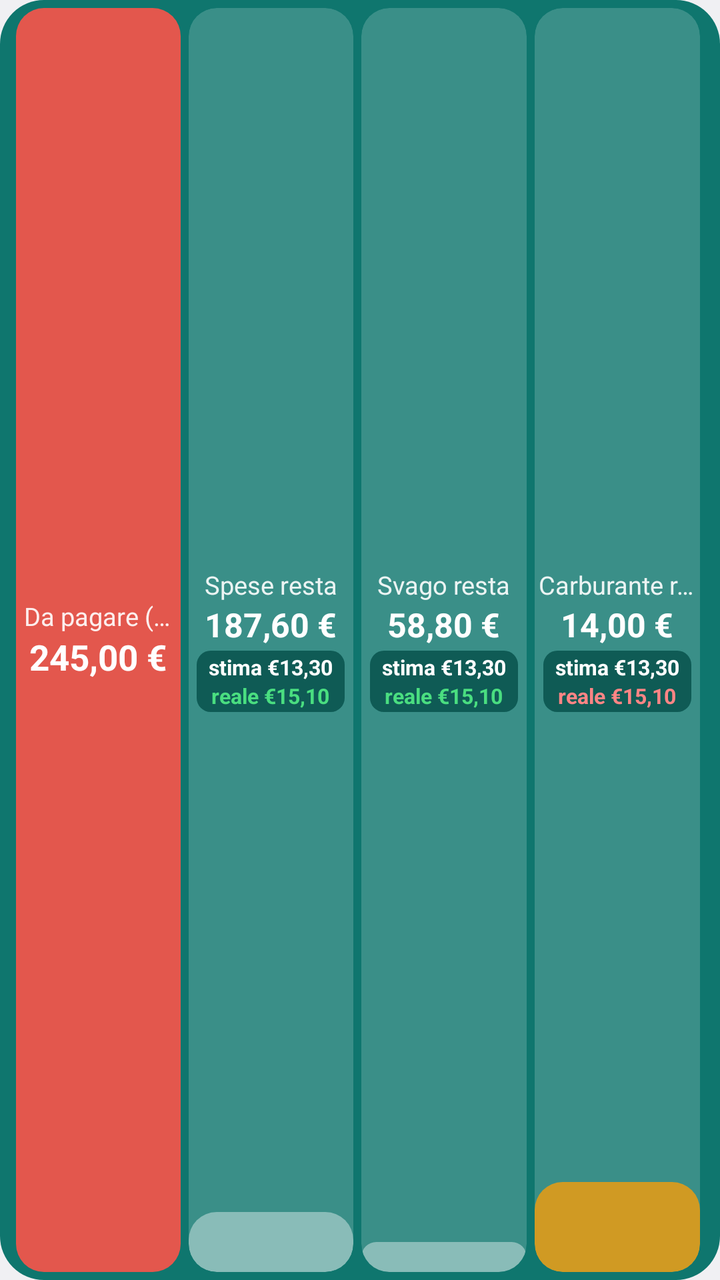
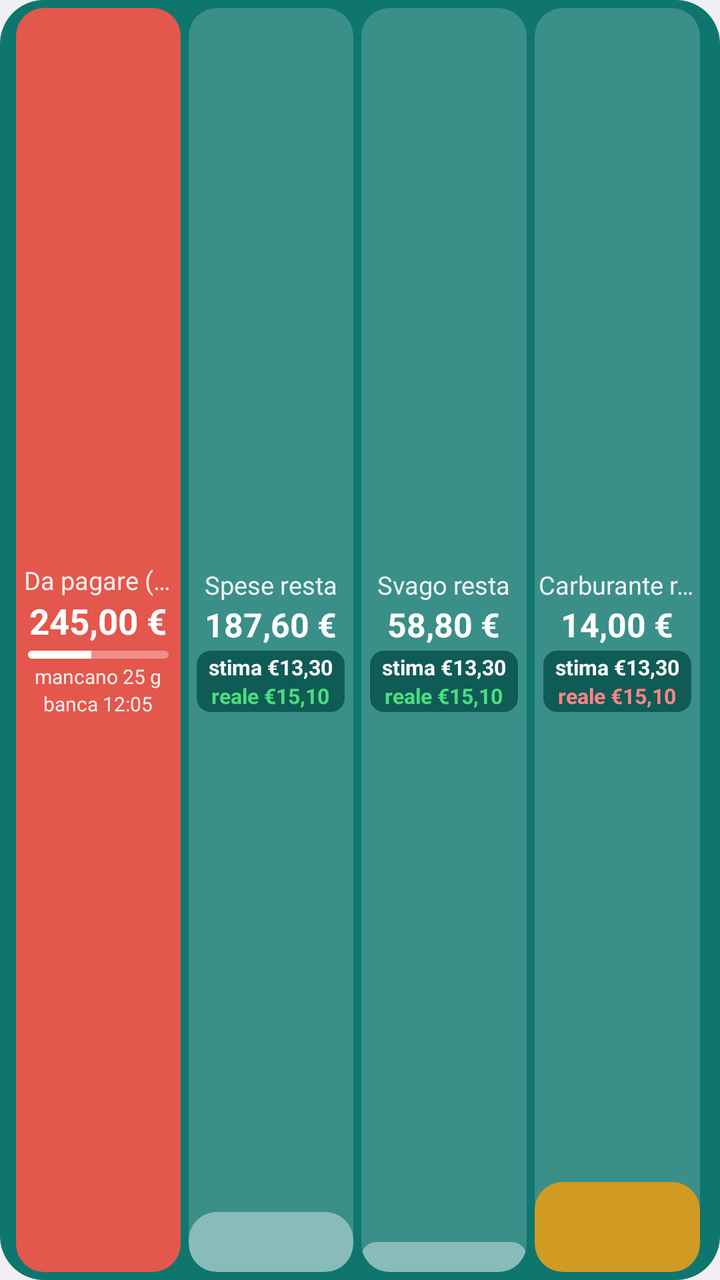

Two renders of the same Android screen: before a commit and after it. Below are the layout's source before the change and the commit's diff.
<!-- AndroidManifest.xml: application theme AppTheme -->
<!-- res/layout/widget_month3_preview.xml -->
<?xml version="1.0" encoding="utf-8"?>
<LinearLayout xmlns:android="http://schemas.android.com/apk/res/android"
    android:layout_width="match_parent"
    android:layout_height="match_parent"
    android:orientation="horizontal"
    android:gravity="center_vertical"
    android:paddingLeft="8dp"
    android:paddingRight="8dp"
    android:paddingTop="4dp"
    android:paddingBottom="4dp"
    android:background="@drawable/widget_bg">

    
    <LinearLayout
        android:layout_width="0dp"
        android:layout_height="match_parent"
        android:layout_weight="1"
        android:layout_marginRight="2dp"
        android:orientation="vertical">

        
        <LinearLayout
            android:layout_width="match_parent"
            android:layout_height="match_parent"
            android:orientation="vertical"
            android:gravity="center"
            android:paddingLeft="4dp"
            android:paddingRight="4dp"
            android:background="@drawable/widget_cell_due">
            <TextView
                android:layout_width="wrap_content"
                android:layout_height="wrap_content"
                android:text="Da pagare (3)"
                android:textColor="#E6FFFFFF"
                android:textSize="12.5sp"
                android:singleLine="true" />
            <TextView
                android:layout_width="wrap_content"
                android:layout_height="wrap_content"
                android:text="245,00 €"
                android:textColor="#FFFFFF"
                android:textSize="17.5sp"
                android:textStyle="bold"
                android:singleLine="true" />
        </LinearLayout>
    </LinearLayout>


    
    <FrameLayout
        android:layout_width="0dp"
        android:layout_height="match_parent"
        android:layout_weight="1"
        android:layout_marginLeft="2dp"
        android:layout_marginRight="2dp"
        android:background="@drawable/widget_cell"
        android:clipToOutline="true">
        <ImageView
            android:layout_width="match_parent"
            android:layout_height="match_parent"
            android:src="@drawable/preview_fill_a"
            android:scaleType="fitXY" />
        <LinearLayout
            android:layout_width="match_parent"
            android:layout_height="match_parent"
            android:orientation="vertical"
            android:gravity="center"
            android:paddingLeft="2dp"
            android:paddingRight="2dp">
            <TextView
                android:layout_width="wrap_content"
                android:layout_height="wrap_content"
                android:text="Spese resta"
                android:textColor="#E6FFFFFF"
                android:textSize="12.5sp"
                android:singleLine="true" />
            <TextView
                android:layout_width="wrap_content"
                android:layout_height="wrap_content"
                android:text="187,60 €"
                android:textColor="#FFFFFF"
                android:textSize="16.5sp"
                android:textStyle="bold"
                android:singleLine="true" />
            
            <LinearLayout
                android:layout_width="wrap_content"
                android:layout_height="wrap_content"
                android:layout_marginTop="2dp"
                android:orientation="vertical"
                android:gravity="center_horizontal"
                android:paddingLeft="6dp"
                android:paddingRight="6dp"
                android:paddingTop="1dp"
                android:paddingBottom="1dp"
                android:background="@drawable/widget_pill">
            <TextView
                android:layout_width="wrap_content"
                android:layout_height="wrap_content"
                android:text="stima €13,30"
                android:textColor="#FFFFFFFF"
                android:textSize="10.5sp"
                android:textStyle="bold"
                android:singleLine="true" />
            <TextView
                android:layout_width="wrap_content"
                android:layout_height="wrap_content"
                android:text="reale €15,10"
                android:textColor="#FF4ADE80"
                android:textSize="10.5sp"
                android:textStyle="bold"
                android:singleLine="true" />
            </LinearLayout>
        </LinearLayout>
    </FrameLayout>

    
    <FrameLayout
        android:layout_width="0dp"
        android:layout_height="match_parent"
        android:layout_weight="1"
        android:layout_marginLeft="2dp"
        android:layout_marginRight="2dp"
        android:background="@drawable/widget_cell"
        android:clipToOutline="true">
        <ImageView
            android:layout_width="match_parent"
            android:layout_height="match_parent"
            android:src="@drawable/preview_fill_c"
            android:scaleType="fitXY" />
        <LinearLayout
            android:layout_width="match_parent"
            android:layout_height="match_parent"
            android:orientation="vertical"
            android:gravity="center"
            android:paddingLeft="2dp"
            android:paddingRight="2dp">
            <TextView
                android:layout_width="wrap_content"
                android:layout_height="wrap_content"
                android:text="Svago resta"
                android:textColor="#E6FFFFFF"
                android:textSize="12.5sp"
                android:singleLine="true" />
            <TextView
                android:layout_width="wrap_content"
                android:layout_height="wrap_content"
                android:text="58,80 €"
                android:textColor="#FFFFFF"
                android:textSize="16.5sp"
                android:textStyle="bold"
                android:singleLine="true" />
            
            <LinearLayout
                android:layout_width="wrap_content"
                android:layout_height="wrap_content"
                android:layout_marginTop="2dp"
                android:orientation="vertical"
                android:gravity="center_horizontal"
                android:paddingLeft="6dp"
                android:paddingRight="6dp"
                android:paddingTop="1dp"
                android:paddingBottom="1dp"
                android:background="@drawable/widget_pill">
            <TextView
                android:layout_width="wrap_content"
                android:layout_height="wrap_content"
                android:text="stima €13,30"
                android:textColor="#FFFFFFFF"
                android:textSize="10.5sp"
                android:textStyle="bold"
                android:singleLine="true" />
            <TextView
                android:layout_width="wrap_content"
                android:layout_height="wrap_content"
                android:text="reale €15,10"
                android:textColor="#FF4ADE80"
                android:textSize="10.5sp"
                android:textStyle="bold"
                android:singleLine="true" />
            </LinearLayout>
        </LinearLayout>
    </FrameLayout>

    
    <FrameLayout
        android:layout_width="0dp"
        android:layout_height="match_parent"
        android:layout_weight="1"
        android:layout_marginLeft="2dp"
        android:layout_marginRight="2dp"
        android:background="@drawable/widget_cell"
        android:clipToOutline="true">
        <ImageView
            android:layout_width="match_parent"
            android:layout_height="match_parent"
            android:src="@drawable/preview_fill_b"
            android:scaleType="fitXY" />
        <LinearLayout
            android:layout_width="match_parent"
            android:layout_height="match_parent"
            android:orientation="vertical"
            android:gravity="center"
            android:paddingLeft="2dp"
            android:paddingRight="2dp">
            <TextView
                android:layout_width="wrap_content"
                android:layout_height="wrap_content"
                android:text="Carburante resta"
                android:textColor="#E6FFFFFF"
                android:textSize="12.5sp"
                android:singleLine="true" />
            <TextView
                android:layout_width="wrap_content"
                android:layout_height="wrap_content"
                android:text="14,00 €"
                android:textColor="#FFFFFF"
                android:textSize="16.5sp"
                android:textStyle="bold"
                android:singleLine="true" />
            
            <LinearLayout
                android:layout_width="wrap_content"
                android:layout_height="wrap_content"
                android:layout_marginTop="2dp"
                android:orientation="vertical"
                android:gravity="center_horizontal"
                android:paddingLeft="6dp"
                android:paddingRight="6dp"
                android:paddingTop="1dp"
                android:paddingBottom="1dp"
                android:background="@drawable/widget_pill">
            <TextView
                android:layout_width="wrap_content"
                android:layout_height="wrap_content"
                android:text="stima €13,30"
                android:textColor="#FFFFFFFF"
                android:textSize="10.5sp"
                android:textStyle="bold"
                android:singleLine="true" />
            <TextView
                android:layout_width="wrap_content"
                android:layout_height="wrap_content"
                android:text="reale €15,10"
                android:textColor="#FFFF8585"
                android:textSize="10.5sp"
                android:textStyle="bold"
                android:singleLine="true" />
            </LinearLayout>
        </LinearLayout>
    </FrameLayout>
</LinearLayout>
<!-- resources referenced by this layout -->
<resources>
  <!-- drawable preview_fill_a (drawable) -->
  <?xml version="1.0" encoding="utf-8"?>
  <layer-list xmlns:android="http://schemas.android.com/apk/res/android">
      <item android:gravity="bottom" android:height="30dp">
          <shape android:shape="rectangle">
              <solid android:color="#66FFFFFF" />
              <corners android:radius="14dp" />
          </shape>
      </item>
  </layer-list>
  <!-- drawable preview_fill_b (drawable) -->
  <?xml version="1.0" encoding="utf-8"?>
  <layer-list xmlns:android="http://schemas.android.com/apk/res/android">
      <item android:gravity="bottom" android:height="45dp">
          <shape android:shape="rectangle">
              <solid android:color="#CCF59E0B" />
              <corners android:radius="14dp" />
          </shape>
      </item>
  </layer-list>
  <!-- drawable preview_fill_c (drawable) -->
  <?xml version="1.0" encoding="utf-8"?>
  <layer-list xmlns:android="http://schemas.android.com/apk/res/android">
      <item android:gravity="bottom" android:height="15dp">
          <shape android:shape="rectangle">
              <solid android:color="#66FFFFFF" />
              <corners android:radius="14dp" />
          </shape>
      </item>
  </layer-list>
  <!-- drawable widget_bg (drawable) -->
  <?xml version="1.0" encoding="utf-8"?>
  <shape xmlns:android="http://schemas.android.com/apk/res/android" android:shape="rectangle">
      <solid android:color="#0F766E" />
      <corners android:radius="22dp" />
  </shape>
  <!-- drawable widget_cell (drawable) -->
  <?xml version="1.0" encoding="utf-8"?>
  <shape xmlns:android="http://schemas.android.com/apk/res/android" android:shape="rectangle">
      <solid android:color="#2EFFFFFF" />
      <corners android:radius="14dp" />
  </shape>
  <!-- drawable widget_cell_due (drawable) -->
  <?xml version="1.0" encoding="utf-8"?>
  <shape xmlns:android="http://schemas.android.com/apk/res/android" android:shape="rectangle">
      <solid android:color="#E3574D" />
      <corners android:radius="14dp" />
  </shape>
  <!-- drawable widget_pill (drawable) -->
  <?xml version="1.0" encoding="utf-8"?>
  <shape xmlns:android="http://schemas.android.com/apk/res/android" android:shape="rectangle">
      <solid android:color="#E60B5650" />
      <corners android:radius="7dp" />
  </shape>
  <style name="AppTheme" parent="@android:style/Theme.DeviceDefault.DayNight">
          <item name="android:windowActionBar">false</item>
          <item name="android:windowNoTitle">true</item>
      </style>
</resources>

<!-- the commit's change to res/layout/widget_month3_preview.xml (unified diff, before → after) -->
@@ -42,6 +42,33 @@
                 android:textSize="17.5sp"
                 android:textStyle="bold"
                 android:singleLine="true" />
+            
+            <ProgressBar
+                style="?android:attr/progressBarStyleHorizontal"
+                android:layout_width="match_parent"
+                android:layout_height="4dp"
+                android:layout_marginTop="3dp"
+                android:layout_marginLeft="2dp"
+                android:layout_marginRight="2dp"
+                android:max="100"
+                android:progress="45"
+                android:progressDrawable="@drawable/widget_progress" />
+            <TextView
+                android:layout_width="wrap_content"
+                android:layout_height="wrap_content"
+                android:text="mancano 25 g"
+                android:layout_marginTop="2dp"
+                android:textColor="#E6FFFFFF"
+                android:textSize="10sp"
+                android:singleLine="true" />
+            
+            <TextView
+                android:layout_width="wrap_content"
+                android:layout_height="wrap_content"
+                android:text="banca 12:05"
+                android:textColor="#E6FFFFFF"
+                android:textSize="10sp"
+                android:singleLine="true" />
         </LinearLayout>
     </LinearLayout>
 
<!-- resource entries referenced after the edit -->
@@ -54,6 +54,24 @@
       <solid android:color="#E60B5650" />
       <corners android:radius="7dp" />
   </shape>
+  <!-- drawable widget_progress (drawable) -->
+  <?xml version="1.0" encoding="utf-8"?>
+  <layer-list xmlns:android="http://schemas.android.com/apk/res/android">
+      <item android:id="@android:id/background">
+          <shape android:shape="rectangle">
+              <corners android:radius="2dp" />
+              <solid android:color="#55FFFFFF" />
+          </shape>
+      </item>
+      <item android:id="@android:id/progress">
+          <clip>
+              <shape android:shape="rectangle">
+                  <corners android:radius="2dp" />
+                  <solid android:color="#FFFFFFFF" />
+              </shape>
+          </clip>
+      </item>
+  </layer-list>
   <style name="AppTheme" parent="@android:style/Theme.DeviceDefault.DayNight">
           <item name="android:windowActionBar">false</item>
           <item name="android:windowNoTitle">true</item>
